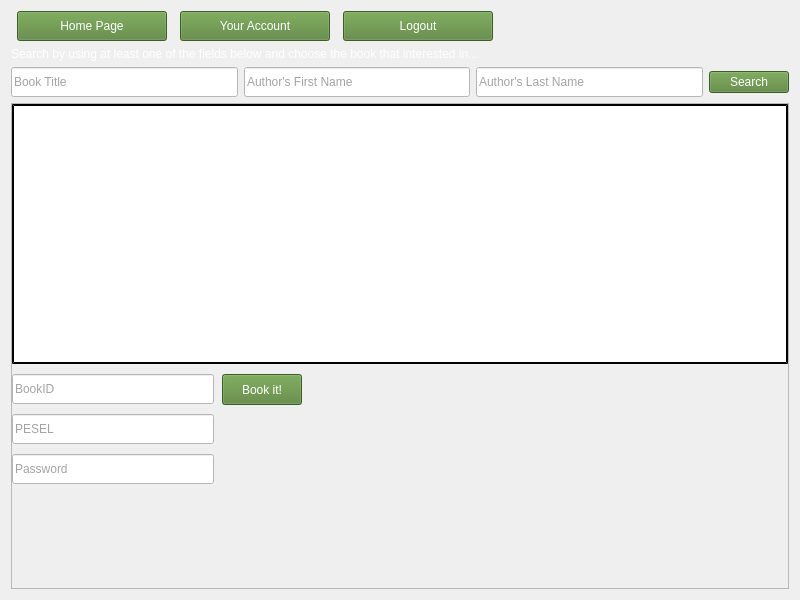
This is homeview.ui in wcislak97/ProdigyLibrary as Qt 5 draws it before an edit. The edited form follows.
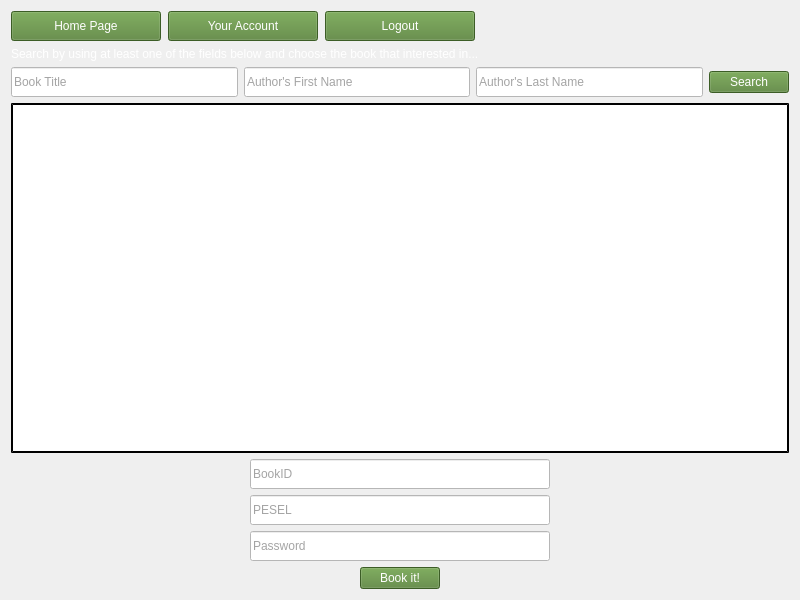
This is the edited form.

```diff
--- a/homeview.ui
+++ b/homeview.ui
@@ -10,11 +10,17 @@
     <height>600</height>
    </rect>
   </property>
+  <property name="sizePolicy">
+   <sizepolicy hsizetype="Preferred" vsizetype="Preferred">
+    <horstretch>0</horstretch>
+    <verstretch>0</verstretch>
+   </sizepolicy>
+  </property>
   <property name="windowTitle">
    <string>Form</string>
   </property>
   <layout class="QGridLayout" name="gridLayout">
-   <item row="0" column="0">
+   <item row="1" column="0">
     <layout class="QVBoxLayout" name="verticalLayout">
      <item>
       <layout class="QHBoxLayout" name="horizontalLayout_5">
@@ -25,7 +31,7 @@
         <enum>QLayout::SetFixedSize</enum>
        </property>
        <property name="rightMargin">
-        <number>290</number>
+        <number>0</number>
        </property>
        <item>
         <widget class="QPushButton" name="pushButton_home_search_a_book">
@@ -114,6 +120,19 @@
          </property>
         </widget>
        </item>
+       <item>
+        <spacer name="horizontalSpacer">
+         <property name="orientation">
+          <enum>Qt::Horizontal</enum>
+         </property>
+         <property name="sizeHint" stdset="0">
+          <size>
+           <width>40</width>
+           <height>20</height>
+          </size>
+         </property>
+        </spacer>
+       </item>
       </layout>
      </item>
      <item alignment="Qt::AlignLeft">
@@ -194,28 +213,7 @@
       </layout>
      </item>
      <item>
-      <widget class="QScrollArea" name="scrollArea">
-       <property name="widgetResizable">
-        <bool>true</bool>
-       </property>
-       <widget class="QWidget" name="scrollAreaWidgetContents_3">
-        <property name="geometry">
-         <rect>
-          <x>0</x>
-          <y>0</y>
-          <width>774</width>
-          <height>468</height>
-         </rect>
-        </property>
         <widget class="QTableView" name="tableView">
-         <property name="geometry">
-          <rect>
-           <x>0</x>
-           <y>0</y>
-           <width>776</width>
-           <height>260</height>
-          </rect>
-         </property>
          <property name="styleSheet">
           <string notr="true">background: white;
      border: 2px outset black;</string>
@@ -224,18 +222,22 @@
           <bool>true</bool>
          </attribute>
         </widget>
+     </item>
+     <item>
+      <layout class="QHBoxLayout" name="horizontalLayout">
+       <item>
+        <layout class="QVBoxLayout" name="verticalLayout_2">
+         <item alignment="Qt::AlignHCenter">
         <widget class="QLineEdit" name="lineEdit_bookID">
-         <property name="geometry">
-          <rect>
-           <x>0</x>
-           <y>270</y>
-           <width>202</width>
+           <property name="minimumSize">
+            <size>
+             <width>300</width>
            <height>30</height>
-          </rect>
-         </property>
-         <property name="minimumSize">
+            </size>
+           </property>
+           <property name="maximumSize">
           <size>
-           <width>0</width>
+             <width>400</width>
            <height>30</height>
           </size>
          </property>
@@ -247,18 +249,18 @@
           <string>BookID</string>
          </property>
         </widget>
+         </item>
+         <item alignment="Qt::AlignHCenter">
         <widget class="QLineEdit" name="lineEdit_pesel">
-         <property name="geometry">
-          <rect>
-           <x>0</x>
-           <y>310</y>
-           <width>202</width>
+           <property name="minimumSize">
+            <size>
+             <width>300</width>
            <height>30</height>
-          </rect>
-         </property>
-         <property name="minimumSize">
+            </size>
+           </property>
+           <property name="maximumSize">
           <size>
-           <width>0</width>
+             <width>400</width>
            <height>30</height>
           </size>
          </property>
@@ -270,18 +272,18 @@
           <string>PESEL</string>
          </property>
         </widget>
+         </item>
+         <item alignment="Qt::AlignHCenter">
         <widget class="QLineEdit" name="lineEdit_password">
-         <property name="geometry">
-          <rect>
-           <x>0</x>
-           <y>350</y>
-           <width>202</width>
+           <property name="minimumSize">
+            <size>
+             <width>300</width>
            <height>30</height>
-          </rect>
-         </property>
-         <property name="minimumSize">
+            </size>
+           </property>
+           <property name="maximumSize">
           <size>
-           <width>0</width>
+             <width>400</width>
            <height>30</height>
           </size>
          </property>
@@ -293,14 +295,14 @@
           <string>Password</string>
          </property>
         </widget>
+         </item>
+         <item alignment="Qt::AlignHCenter">
         <widget class="QPushButton" name="bookIt_button">
-         <property name="geometry">
-          <rect>
-           <x>210</x>
-           <y>270</y>
-           <width>80</width>
-           <height>31</height>
-          </rect>
+           <property name="maximumSize">
+            <size>
+             <width>150</width>
+             <height>30</height>
+            </size>
          </property>
          <property name="styleSheet">
           <string notr="true">background-color: rgb(84, 130, 53);
@@ -310,8 +312,10 @@
           <string>Book it!</string>
          </property>
         </widget>
-       </widget>
-      </widget>
+         </item>
+        </layout>
+       </item>
+      </layout>
      </item>
     </layout>
    </item>
```
Lines whose indentation alone changed are shown as unchanged.
